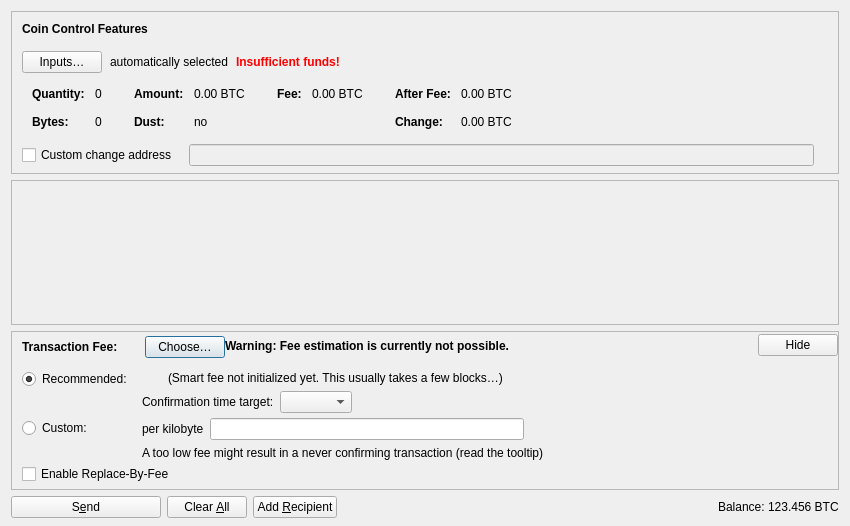
Old version of the form src/qt/forms/sendcoinsdialog.ui in the repository j-c-b-s-t-w-s-k/coral.
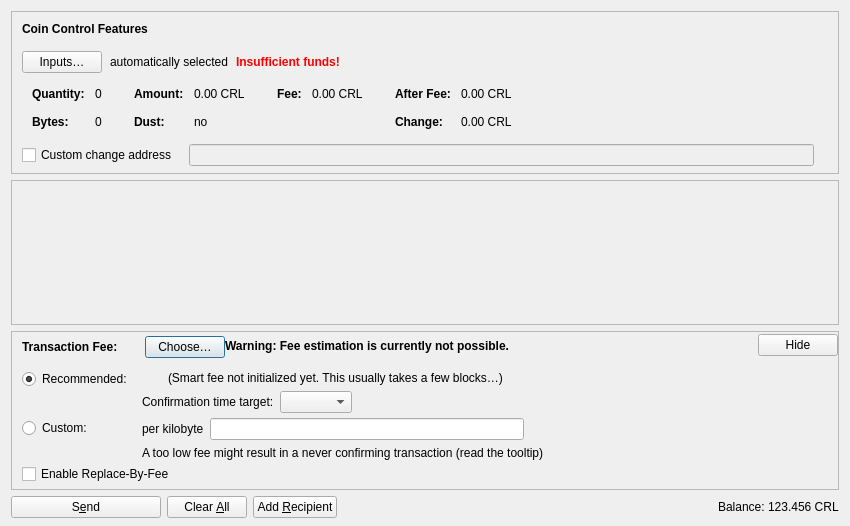
New version of the form. Icons and pictures are not drawn. Custom widgets are drawn as their Qt base class.

```diff
--- a/src/qt/forms/sendcoinsdialog.ui
+++ b/src/qt/forms/sendcoinsdialog.ui
@@ -324,7 +324,7 @@
                   <enum>Qt::ActionsContextMenu</enum>
                  </property>
                  <property name="text">
-                  <string notr="true">0.00 BTC</string>
+                  <string notr="true">0.00 CRL</string>
                  </property>
                  <property name="textInteractionFlags">
                   <set>Qt::LinksAccessibleByMouse|Qt::TextSelectableByKeyboard|Qt::TextSelectableByMouse</set>
@@ -404,7 +404,7 @@
                   <enum>Qt::ActionsContextMenu</enum>
                  </property>
                  <property name="text">
-                  <string notr="true">0.00 BTC</string>
+                  <string notr="true">0.00 CRL</string>
                  </property>
                  <property name="textInteractionFlags">
                   <set>Qt::LinksAccessibleByMouse|Qt::TextSelectableByKeyboard|Qt::TextSelectableByMouse</set>
@@ -455,7 +455,7 @@
                   <enum>Qt::ActionsContextMenu</enum>
                  </property>
                  <property name="text">
-                  <string notr="true">0.00 BTC</string>
+                  <string notr="true">0.00 CRL</string>
                  </property>
                  <property name="textInteractionFlags">
                   <set>Qt::LinksAccessibleByMouse|Qt::TextSelectableByKeyboard|Qt::TextSelectableByMouse</set>
@@ -484,7 +484,7 @@
                   <enum>Qt::ActionsContextMenu</enum>
                  </property>
                  <property name="text">
-                  <string notr="true">0.00 BTC</string>
+                  <string notr="true">0.00 CRL</string>
                  </property>
                  <property name="textInteractionFlags">
                   <set>Qt::LinksAccessibleByMouse|Qt::TextSelectableByKeyboard|Qt::TextSelectableByMouse</set>
@@ -1214,7 +1214,7 @@
           <cursorShape>IBeamCursor</cursorShape>
          </property>
          <property name="text">
-          <string notr="true">123.456 BTC</string>
+          <string notr="true">123.456 CRL</string>
          </property>
          <property name="textInteractionFlags">
           <set>Qt::LinksAccessibleByMouse|Qt::TextSelectableByKeyboard|Qt::TextSelectableByMouse</set>
```
